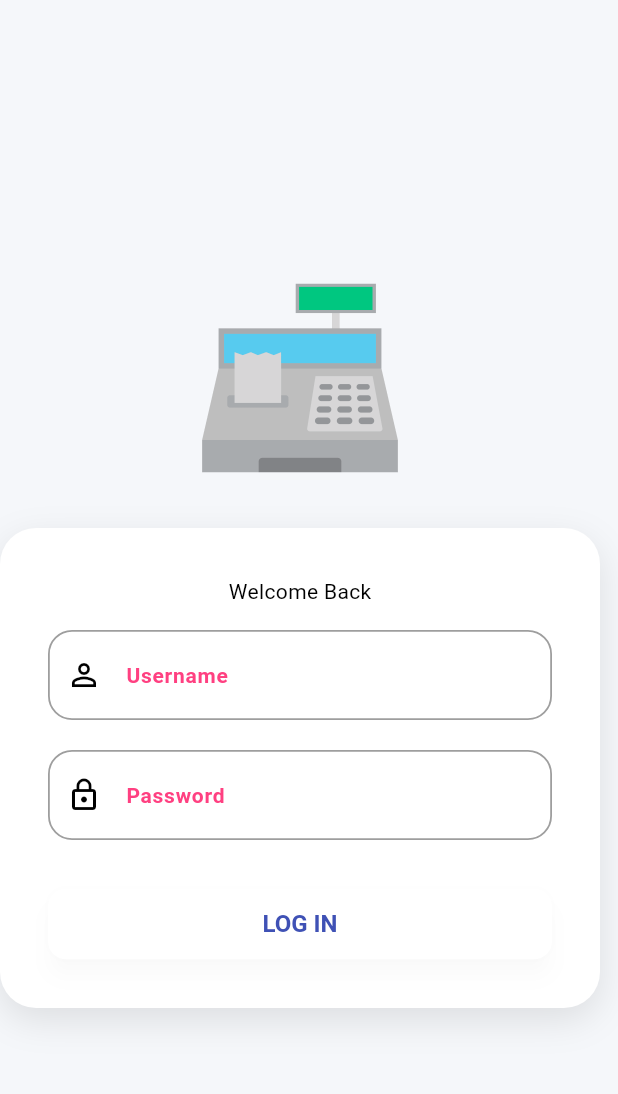
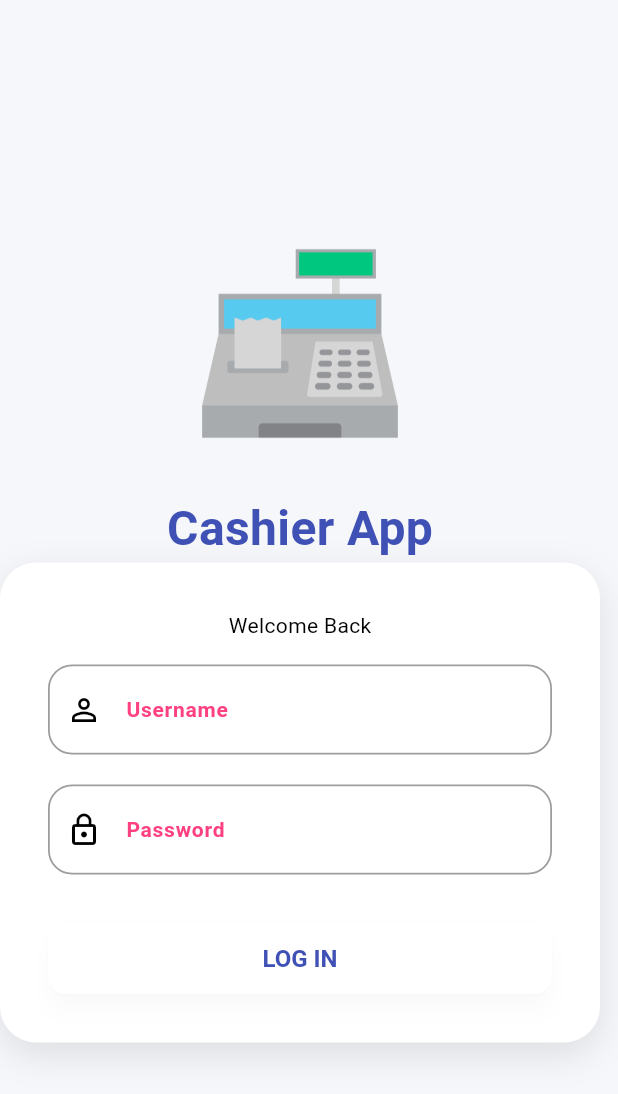
Before and after one commit to taufiqalfianto/cashier-app, a Flutter app: the screen it shows after launch, on a phone screen of 412 x 824 dp. Shown: the top 1094 px of the screen. Run offline on Flutter 3.47's test engine with Material 3 defaults, Android fonts, the phone set to English and light mode, and no system bars; our stand-ins replace connectivity_plus, firebase_core, shared_preferences, sqflite; accounts and stored records are empty.

Commit message:
edit git action and name apps

```diff
--- a/lib/feature/login/login_screen.dart
+++ b/lib/feature/login/login_screen.dart
@@ -33,6 +33,14 @@ class _LoginScreenState extends State<LoginScreen> {
                 image: AssetImage('assets/cashier-logo.png'),
                 fit: BoxFit.cover,
               ),
+            ),
+          ),
+          Text(
+            'Cashier App',
+            style: TextStyle(
+              fontSize: 32,
+              fontWeight: FontWeight.bold,
+              color: theme.colorScheme.primary,
             ),
           ),
           Container(
```
Also changed, not shown: 1 other file.
